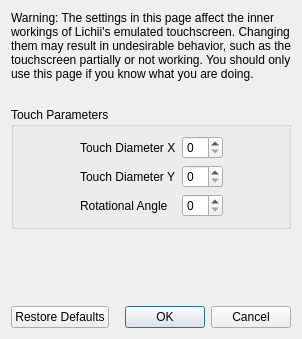
This is src/yuzu/configuration/configure_touchscreen_advanced.ui in TiktokTerra/TerraSwitch2 as Qt 5 draws it before an edit. The edited form follows.
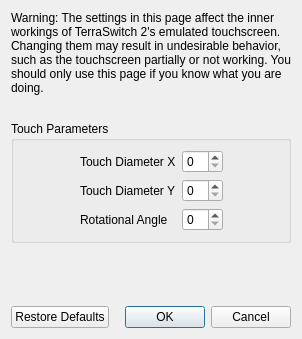
This is the edited form.

Commit message:
TerraSwitch 2 : renommage visible et theme violet Amethyst
- REPO_NAME TerraSwitch 2 + 6 comparaisons g_build_name mises a jour
- Titres de fenetres, dialogues, menus, about, updater, messages : TerraSwitch 2
- Exe renomme terraswitch2.exe (ExeName de l updater inclus)
- Palette Amethyst (fond #15101f, accent #b18cff) + style.qss reecrit en entier
- Ecran de chargement et widgets peints passe en violet
- Identifiants internes conserves (FritchiiUi::, objectName Fritchii*, frizti.ini,
  User-Agent, setApplicationName, chemins de donnees, format de log)

```diff
--- a/src/yuzu/configuration/configure_touchscreen_advanced.ui
+++ b/src/yuzu/configuration/configure_touchscreen_advanced.ui
@@ -23,7 +23,7 @@
       </size>
      </property>
      <property name="text">
-      <string>Warning: The settings in this page affect the inner workings of Lichii's emulated touchscreen. Changing them may result in undesirable behavior, such as the touchscreen partially or not working. You should only use this page if you know what you are doing.</string>
+      <string>Warning: The settings in this page affect the inner workings of TerraSwitch 2's emulated touchscreen. Changing them may result in undesirable behavior, such as the touchscreen partially or not working. You should only use this page if you know what you are doing.</string>
      </property>
      <property name="wordWrap">
       <bool>true</bool>
```
The commit also changes 38 other files.
